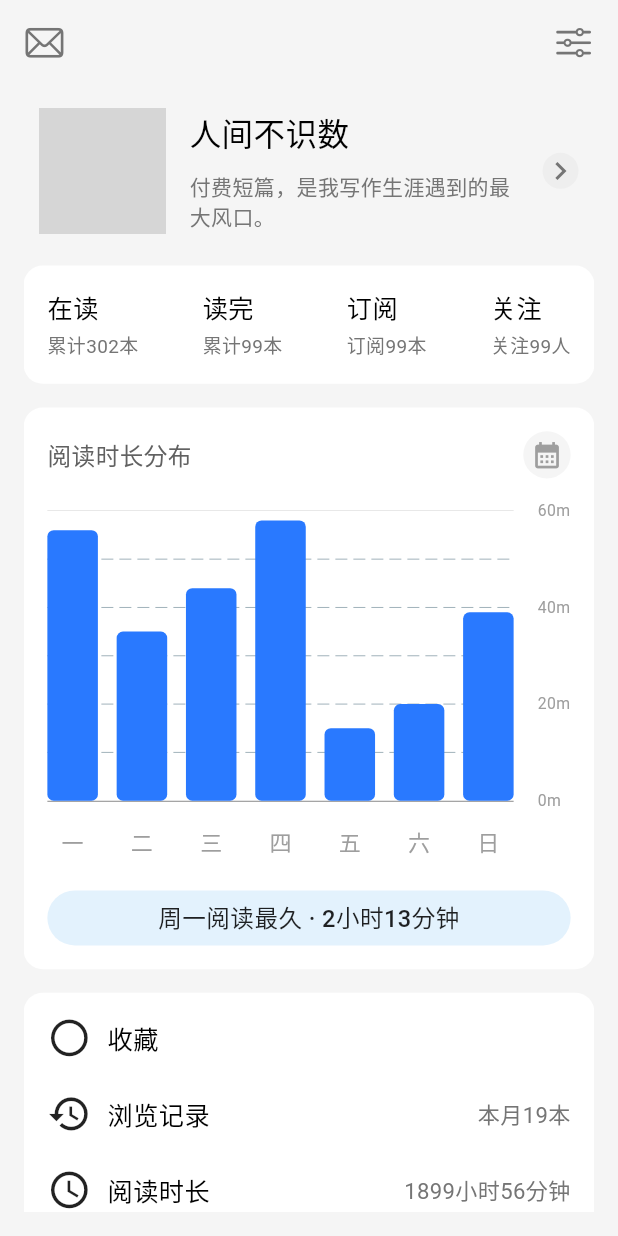
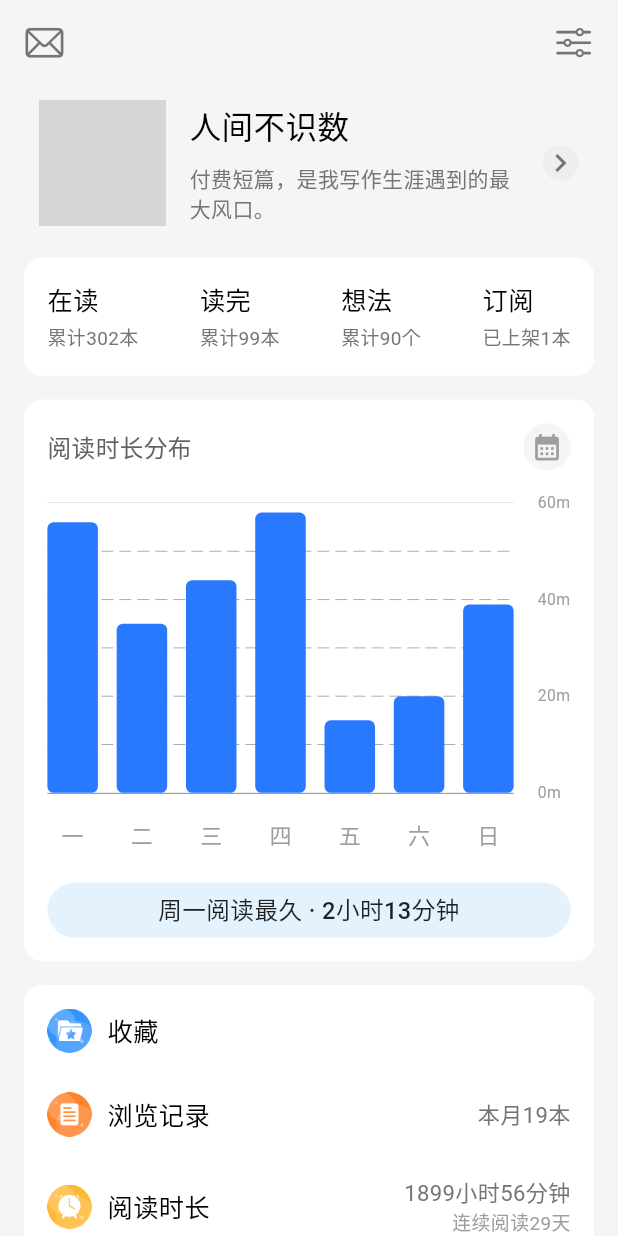
Before and after one commit to bingdyee/pub_reader, a Flutter app: the ProfilePage screen opened directly, on a phone screen of 412 x 824 dp. Run offline on Flutter 3.47's test engine with Material 3 defaults, Android fonts, the light colour scheme and no system bars; drawn by our look-alikes of fl_chart; our stand-ins replace dio, easy_refresh, flutter_screenutil, fluttertoast, shared_preferences; missing offline and left inert: lazy_load_indexed_stack; accounts and stored records are empty; network calls fail; grey boxes are pictures that could not be loaded.

Commit message:
add pages

```diff
--- a/lib/pages/profile/profile_page.dart
+++ b/lib/pages/profile/profile_page.dart
@@ -17,6 +17,7 @@ class _ProfilePageState extends State<ProfilePage> {
     return Scaffold(
       appBar: AppBar(
         backgroundColor: Colors.grey.shade100,
+        surfaceTintColor: Colors.white,
         title: Row(
           mainAxisAlignment: MainAxisAlignment.spaceBetween,
           children: [
@@ -35,7 +36,7 @@ class _ProfilePageState extends State<ProfilePage> {
       ),
       backgroundColor: Colors.grey.shade100,
       body: Padding(
-        padding: EdgeInsets.all(15.r),
+        padding: EdgeInsets.only(left: 15.r, right: 15.r, top: 10.r),
         child: SafeArea(
           child: SingleChildScrollView(
             child: Column(
@@ -151,14 +152,14 @@ class _ProfilePageState extends State<ProfilePage> {
                         spacing: 4.h,
                         children: [
                           Text(
-                            "订阅",
+                            "想法",
                             style: TextStyle(
                               fontWeight: FontWeight.w500,
                               fontSize: 16.sp,
                             ),
                           ),
                           Text(
-                            "订阅99本",
+                            "累计90个",
                             style: TextStyle(
                               fontSize: 12.sp,
                               color: Colors.grey.shade600,
@@ -171,14 +172,14 @@ class _ProfilePageState extends State<ProfilePage> {
                         spacing: 4.h,
                         children: [
                           Text(
-                            "关注",
+                            "订阅",
                             style: TextStyle(
                               fontWeight: FontWeight.w500,
                               fontSize: 16.sp,
                             ),
                           ),
                           Text(
-                            "关注99人",
+                            "已上架1本",
                             style: TextStyle(
                               fontSize: 12.sp,
                               color: Colors.grey.shade600,
@@ -199,12 +200,12 @@ class _ProfilePageState extends State<ProfilePage> {
                     borderRadius: BorderRadius.circular(12.r),
                   ),
                   child: Column(
-                    spacing: 20.h,
+                    spacing: 25.h,
                     children: [
                       Row(
                         spacing: 10.w,
                         children: [
-                          Icon(Icons.panorama_fish_eye, size: 28.sp),
+                          Image.asset("assets/icons/fa.png", width: 28.r, height: 28.r,),
                           Text(
                             "收藏",
                             style: TextStyle(
@@ -220,7 +221,7 @@ class _ProfilePageState extends State<ProfilePage> {
                           Row(
                             spacing: 10.w,
                             children: [
-                              Icon(Icons.history, size: 28.sp),
+                              Image.asset("assets/icons/history.png", width: 28.r, height: 28.r,),
                               Text(
                                 "浏览记录",
                                 style: TextStyle(
@@ -249,7 +250,7 @@ class _ProfilePageState extends State<ProfilePage> {
                           Row(
                             spacing: 10.w,
                             children: [
-                              Icon(Icons.access_time, size: 28.sp),
+                              Image.asset("assets/icons/duration.png", width: 28.r, height: 28.r,),
                               Text(
                                 "阅读时长",
                                 style: TextStyle(
@@ -259,13 +260,21 @@ class _ProfilePageState extends State<ProfilePage> {
                               ),
                             ],
                           ),
-                          Row(
+                          Column(
+                            crossAxisAlignment: CrossAxisAlignment.end,
                             children: [
                               Text(
                                 "1899小时56分钟",
                                 style: TextStyle(
                                   color: Colors.grey.shade600,
                                   fontSize: 14.sp,
+                                ),
+                              ),
+                              Text(
+                                "连续阅读29天",
+                                style: TextStyle(
+                                  color: Colors.grey.shade500,
+                                  fontSize: 12.sp,
                                 ),
                               ),
                             ],
@@ -275,6 +284,7 @@ class _ProfilePageState extends State<ProfilePage> {
                     ],
                   ),
                 ),
+                18.verticalSpace,
               ],
             ),
           ),
--- a/lib/pages/profile/reading_duration_view.dart
+++ b/lib/pages/profile/reading_duration_view.dart
@@ -1,9 +1,6 @@
-import 'dart:math';
-
 import 'package:fl_chart/fl_chart.dart';
 import 'package:flutter/material.dart';
 import 'package:flutter_screenutil/flutter_screenutil.dart';
-import 'package:pub_reader/common/values/colors.dart';
 
 class ReadingDurationView extends StatefulWidget {
   const ReadingDurationView({super.key});
@@ -60,6 +57,35 @@ class _ReadingDurationViewState extends State<ReadingDurationView> {
                 minY: 0,
                 groupsSpace: 10,
                 alignment: BarChartAlignment.spaceBetween,
+                barTouchData: BarTouchData(
+                  touchTooltipData: BarTouchTooltipData(
+                    getTooltipColor: (_) => Colors.blue.shade500,
+                    tooltipHorizontalAlignment: FLHorizontalAlignment.center,
+                    fitInsideHorizontally: true,
+                    tooltipPadding: EdgeInsets.symmetric(horizontal: 5.r),
+                    getTooltipItem: (group, groupIndex, rod, rodIndex) {
+                      return BarTooltipItem(
+                        '2025年4月7日\n',
+                        textAlign: TextAlign.left,
+                        TextStyle(
+                          color: Colors.white,
+                          fontWeight: FontWeight.w500,
+                          fontSize: 12.sp,
+                        ),
+                        children: <TextSpan>[
+                          TextSpan(
+                            text: "${(rod.toY).toStringAsFixed(0)}分钟",
+                            style: TextStyle(
+                              color: Colors.white, //widget.touchedBarColor,
+                              fontSize: 14.sp,
+                              fontWeight: FontWeight.w500,
+                            ),
+                          ),
+                        ],
+                      );
+                    },
+                  ),
+                ),
                 borderData: FlBorderData(
                   border: Border(
                     right: BorderSide.none,
@@ -135,7 +161,11 @@ class _ReadingDurationViewState extends State<ReadingDurationView> {
     return SideTitleWidget(
       meta: meta,
       space: 16,
-      child: Text("${value.toInt()}m", maxLines: 1, style: TextStyle(fontSize: 10.sp, color: Colors.grey)),
+      child: Text(
+        "${value.toInt()}m",
+        maxLines: 1,
+        style: TextStyle(fontSize: 10.sp, color: Colors.grey),
+      ),
     );
   }
 
```
Also changed, not shown: lib/pages/assistant/assistant_page.dart (+35 -4 lines), lib/pages/explore/discover/discover_view.dart (added, +20 -0 lines), lib/pages/explore/explore_page.dart (+58 -4 lines), lib/pages/home/curation/curation_view.dart (deleted, +0 -20 lines), lib/pages/home/home_page.dart (deleted, +0 -74 lines), lib/pages/tabs.dart (+6 -6 lines), assets/icons/duration.png (added), assets/icons/fa.png (added), assets/icons/history.png (added), assets/icons/menu.png (added), assets/icons/new_conversation.png (added), assets/icons/search_s.png (added), lib/pages/explore/follow/follow_view.dart (renamed from lib/pages/home/follow/follow_view.dart), lib/pages/explore/library/library_view.dart (renamed from lib/pages/home/library/library_view.dart).
